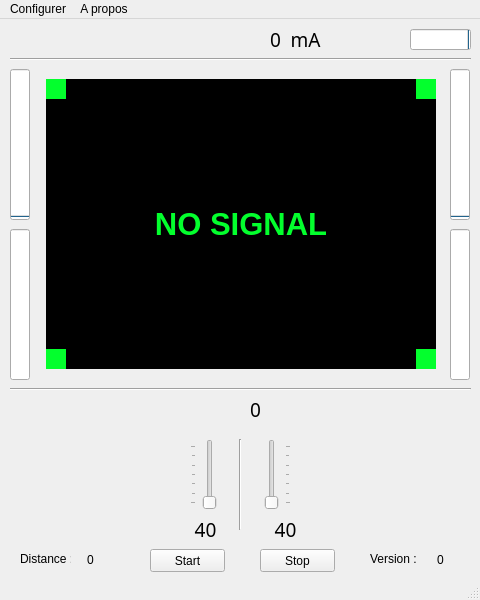
JySky/RemoteBot, file interface.ui: the form before one commit.
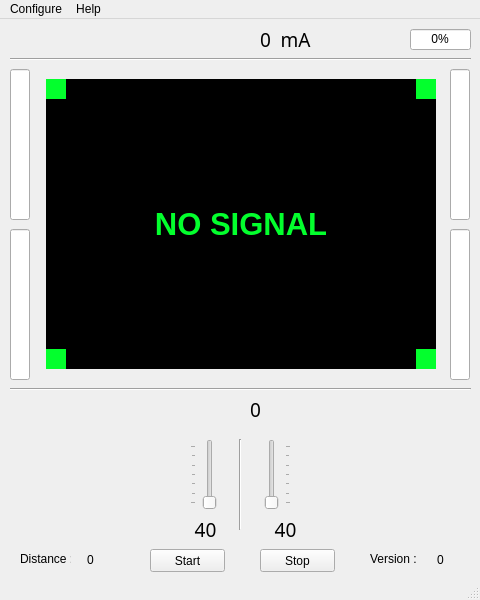
The form after the commit. Icons and pictures are not drawn. Custom widgets are drawn as their Qt base class.

Patch:
```diff
--- a/interface.ui
+++ b/interface.ui
@@ -59,6 +59,9 @@
       <height>151</height>
      </rect>
     </property>
+    <property name="styleSheet">
+     <string notr="true">QProgressBar::chunk{background-color: rgb(0,145,255)}</string>
+    </property>
     <property name="maximum">
      <number>280</number>
     </property>
@@ -142,6 +145,9 @@
       <height>151</height>
      </rect>
     </property>
+    <property name="styleSheet">
+     <string notr="true">QProgressBar::chunk{background-color: rgb(0,145,255)}</string>
+    </property>
     <property name="maximum">
      <number>280</number>
     </property>
@@ -220,11 +226,14 @@
       <height>21</height>
      </rect>
     </property>
+    <property name="styleSheet">
+     <string notr="true">QProgressBar::chunk{background-color: rgb(0,145,255)}</string>
+    </property>
     <property name="value">
      <number>0</number>
     </property>
     <property name="alignment">
-     <set>Qt::AlignJustify|Qt::AlignVCenter</set>
+     <set>Qt::AlignCenter</set>
     </property>
     <property name="textVisible">
      <bool>true</bool>
@@ -291,9 +300,9 @@
    <widget class="QLabel" name="batteryLabel">
     <property name="geometry">
      <rect>
-      <x>370</x>
+      <x>360</x>
       <y>10</y>
-      <width>31</width>
+      <width>41</width>
       <height>21</height>
      </rect>
     </property>
@@ -595,7 +604,7 @@
    <widget class="QLabel" name="colorConnected">
     <property name="geometry">
      <rect>
-      <x>330</x>
+      <x>320</x>
       <y>10</y>
       <width>28</width>
       <height>21</height>
@@ -856,7 +865,7 @@
    <widget class="QLabel" name="lblCurrent">
     <property name="geometry">
      <rect>
-      <x>240</x>
+      <x>230</x>
       <y>10</y>
       <width>16</width>
       <height>21</height>
@@ -875,7 +884,7 @@
    <widget class="QLabel" name="displayCurrent">
     <property name="geometry">
      <rect>
-      <x>240</x>
+      <x>230</x>
       <y>10</y>
       <width>71</width>
       <height>21</height>
@@ -889,6 +898,9 @@
       <bold>false</bold>
      </font>
     </property>
+    <property name="styleSheet">
+     <string notr="true">QLabel{background-color: rgba(255, 255, 255, 0);}</string>
+    </property>
     <property name="text">
      <string>0</string>
     </property>
@@ -899,7 +911,7 @@
    <widget class="QLabel" name="displayCurrentlbl">
     <property name="geometry">
      <rect>
-      <x>270</x>
+      <x>260</x>
       <y>10</y>
       <width>71</width>
       <height>21</height>
@@ -965,7 +977,7 @@
    </property>
    <widget class="QMenu" name="menuConfigurer">
     <property name="title">
-     <string>Configurer</string>
+     <string>Configure</string>
     </property>
     <widget class="QMenu" name="menuOption">
      <property name="title">
@@ -982,7 +994,7 @@
    </widget>
    <widget class="QMenu" name="menuA_propos">
     <property name="title">
-     <string>A propos</string>
+     <string>Help</string>
     </property>
    </widget>
    <addaction name="menuConfigurer"/>
```
Left out of the diff: 84 changed lines with no effect on the pictures.
